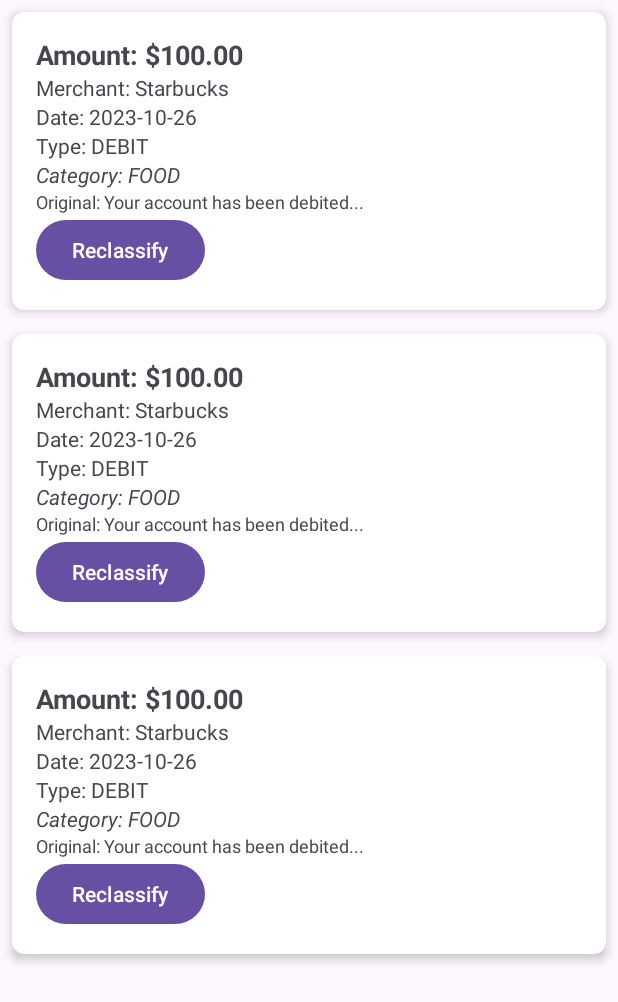
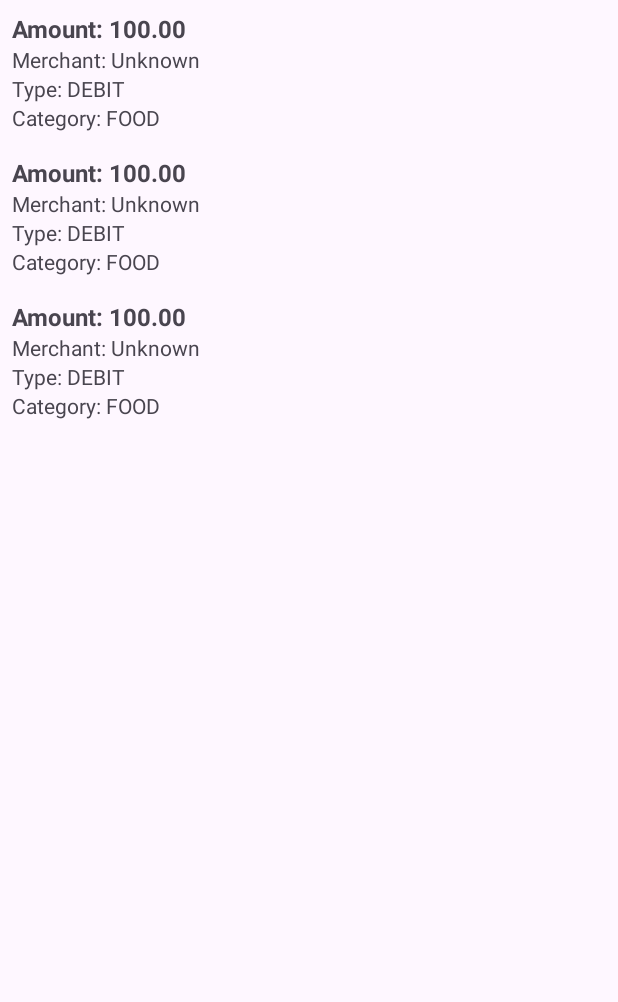
Before and after one commit to lokesh14v/transaction_tracker, an Android app: the layout fragment_transaction_list.xml on its own in the app's theme, with its tools: preview values and no code run, on a phone screen of 412 x 824 dp. Shown: the top 1002 px of the screen. Run offline under Robolectric (Android 15) with nearby library versions, the phone set to English and light mode, and no system bars.

```diff
--- a/app/src/main/AndroidManifest.xml
+++ b/app/src/main/AndroidManifest.xml
@@ -3,6 +3,7 @@
     xmlns:tools="http://schemas.android.com/tools">
 
         <uses-permission android:name="android.permission.READ_SMS" />
+        <uses-permission android:name="android.permission.RECEIVE_SMS" />
 
     <application
         android:name=".MyApplication"
--- a/app/src/main/res/layout/fragment_transaction_list.xml
+++ b/app/src/main/res/layout/fragment_transaction_list.xml
@@ -1,4 +1,3 @@
-<?xml version="1.0" encoding="utf-8"?>
 <androidx.constraintlayout.widget.ConstraintLayout xmlns:android="http://schemas.android.com/apk/res/android"
     xmlns:app="http://schemas.android.com/apk/res-auto"
     xmlns:tools="http://schemas.android.com/tools"
@@ -7,7 +6,7 @@
     tools:context=".TransactionListFragment">
 
     <androidx.recyclerview.widget.RecyclerView
-        android:id="@+id/recyclerViewTransactions"
+        android:id="@+id/transactionRecyclerView"
         android:layout_width="0dp"
         android:layout_height="0dp"
         app:layout_constraintBottom_toBottomOf="parent"
--- a/app/src/main/res/layout/item_transaction.xml
+++ b/app/src/main/res/layout/item_transaction.xml
@@ -1,64 +1,35 @@
 <?xml version="1.0" encoding="utf-8"?>
-<androidx.cardview.widget.CardView xmlns:android="http://schemas.android.com/apk/res/android"
-    xmlns:app="http://schemas.android.com/apk/res-auto"
-    android:layout_width="match_parent"
-    android:layout_height="wrap_content"
-    android:layout_margin="8dp"
-    app:cardCornerRadius="8dp"
-    app:cardElevation="4dp">
-
-    <LinearLayout
+<LinearLayout xmlns:android="http://schemas.android.com/apk/res/android"
+    xmlns:tools="http://schemas.android.com/tools"
     android:layout_width="match_parent"
     android:layout_height="wrap_content"
     android:orientation="vertical"
-        android:padding="16dp">
+    android:padding="8dp">
 
     <TextView
-            android:id="@+id/textViewAmount"
+        android:id="@+id/transactionAmount"
         android:layout_width="wrap_content"
         android:layout_height="wrap_content"
         android:textStyle="bold"
-            android:textSize="18sp"
-            android:text="Amount: $100.00" />
+        android:textSize="16sp"
+        tools:text="Amount: 100.00" />
 
     <TextView
-            android:id="@+id/textViewMerchant"
+        android:id="@+id/transactionMerchant"
         android:layout_width="wrap_content"
         android:layout_height="wrap_content"
-            android:text="Merchant: Starbucks" />
+        tools:text="Merchant: Unknown" />
 
     <TextView
-            android:id="@+id/textViewDate"
+        android:id="@+id/transactionType"
         android:layout_width="wrap_content"
         android:layout_height="wrap_content"
-            android:text="Date: 2023-10-26" />
+        tools:text="Type: DEBIT" />
 
     <TextView
-            android:id="@+id/textViewType"
+        android:id="@+id/transactionCategory"
         android:layout_width="wrap_content"
         android:layout_height="wrap_content"
-            android:text="Type: DEBIT" />
-
-        <TextView
-            android:id="@+id/textViewCategory"
-            android:layout_width="wrap_content"
-            android:layout_height="wrap_content"
-            android:textStyle="italic"
-            android:text="Category: FOOD" />
-
-        <TextView
-            android:id="@+id/textViewOriginalMessage"
-            android:layout_width="wrap_content"
-            android:layout_height="wrap_content"
-            android:textSize="12sp"
-            android:text="Original: Your account has been debited..." />
-
-        <Button
-            android:id="@+id/buttonReclassify"
-            android:layout_width="wrap_content"
-            android:layout_height="wrap_content"
-            android:text="Reclassify" />
+        tools:text="Category: FOOD" />
 
 </LinearLayout>
-
-</androidx.cardview.widget.CardView>
```
Also changed, not shown: app/src/main/java/com/example/myapplication/MainActivity.kt (+76 -8 lines), app/src/main/java/com/example/myapplication/SmsManager.kt (+4 -3 lines), app/src/main/java/com/example/myapplication/TransactionAdapter.kt (+7 -12 lines), app/src/main/java/com/example/myapplication/TransactionListFragment.kt (+8 -15 lines), app/src/main/res/layout/activity_main.xml (+26 -0 lines). Lines whose indentation alone changed are shown as unchanged.
